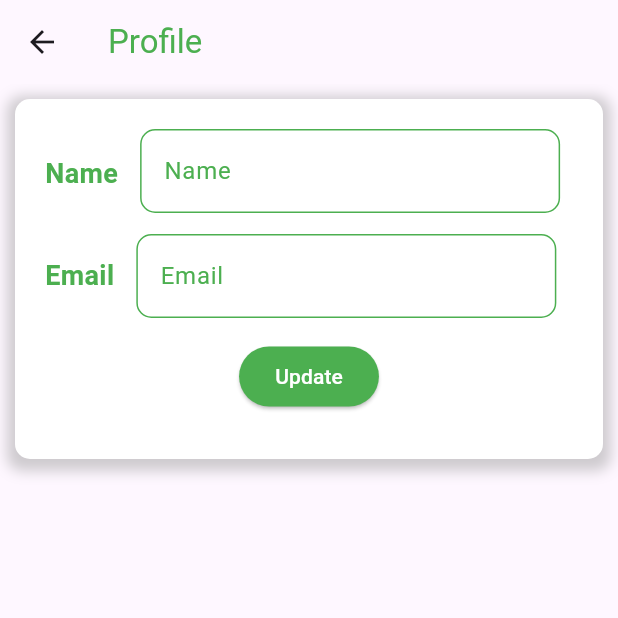
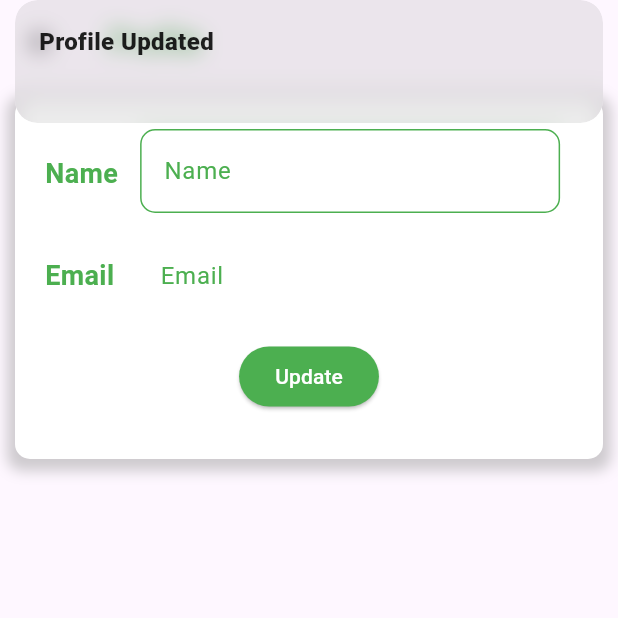
Before and after one commit to Karan9991/ecom, a Flutter app: the ProfileScreen screen opened directly, after a tap on "Update", on a phone screen of 412 x 824 dp, the top half of it. Run offline on Flutter 3.47's test engine with Material 3 defaults, Android fonts, the phone set to English and light mode, and no system bars; our stand-ins replace badges, cached_network_image, carousel_slider, cloud_firestore, firebase_auth, firebase_core and 5 more; accounts and stored records are empty.

Commit message:
favourite controller 1

```diff
--- /dev/null
+++ b/lib/controller/favourite/favourite_controller.dart
@@ -0,0 +1,131 @@
+import 'package:cloud_firestore/cloud_firestore.dart';
+import 'package:ecom/data/fetchData.dart';
+import 'package:firebase_auth/firebase_auth.dart';
+import 'package:flutter/cupertino.dart';
+import 'package:get/get.dart';
+
+class FavouriteController extends GetxController{
+
+  var products = <Map<String, dynamic>>[].obs;
+  var isLoading = false.obs;
+  var productDocumentId = <String>[].obs;
+  User? user = FirebaseAuth.instance.currentUser;
+
+  @override
+  void onInit() {
+    // TODO: implement onInit
+
+    super.onInit();
+
+    debugPrint('on init called');
+
+    load();
+
+  }
+
+  Future<void> load() async{
+    debugPrint('load called');
+
+    // Listen to changes in the Firestore database
+    isLoading.value = true;
+
+    FirebaseFirestore.instance
+        .collection('users').doc(user!.uid).collection('favourites')
+        .snapshots()
+        .listen((snapshot) async {
+      debugPrint('firebase listen');
+      products.clear();
+      productDocumentId.clear();
+
+      await favouriteList();
+
+
+      //isLoading.value = false;
+
+      await printData();
+
+
+    });
+  }
+
+  Future<void> printData() async{
+    debugPrint('printData called');
+
+    debugPrint('Product list ${products.value}');
+    debugPrint('ProductId list ${productDocumentId.value}');
+    debugPrint('isLoading  ${isLoading.value}');
+
+  }
+
+  Future<void> printData2() async{
+    debugPrint('printData2 called');
+
+    debugPrint('Product list ${products.value}');
+    debugPrint('ProductId list ${productDocumentId.value}');
+    debugPrint('isLoading  ${isLoading.value}');
+
+  }
+
+
+  Future<void> favouriteList() async{
+    debugPrint('favouriteList called');
+
+    try{
+     // isLoading.value = true;
+      productDocumentId.value = await FetchData().fetchFavourites();
+
+    final categories = await FirebaseFirestore.instance.collection('categories').get();
+    for(final cat in categories.docs){
+      final prod = await cat.reference.collection('products').get();
+
+
+      for(final productss in prod.docs){
+        if(productDocumentId.value.contains(productss.id))
+          {
+            products.value.add(productss.data());
+          }
+      }
+    }
+
+    }catch(e){
+     // isLoading.value = false;
+      debugPrint('Error favouriteList $e');
+    }finally{
+    //  isLoading.value = false;
+      isLoading.value = false;
+
+    }
+  }
+
+  Future<void> unFavourite(String productId, int index) async{
+    debugPrint('unFavourite called');
+    debugPrint('productId $productId');
+    debugPrint('index $index');
+
+    try{
+      isLoading.value = true;
+
+      if(user != null){
+        final ref  = await FirebaseFirestore.instance.collection('users').doc(user!.uid)
+            .collection('favourites').doc(productId).get();
+        if(ref.exists){
+          await ref.reference.delete();
+          // productDocumentId.value.removeAt(index);
+          printData2();
+          //await favouriteList();
+        }
+      }
+    }catch(e){
+
+      debugPrint(' UnFavourite Error $e');
+    }finally{
+     // isLoading.value = false;
+
+    }
+
+
+  }
+
+
+
+}
--- /dev/null
+++ b/lib/controller/profile/profile_controller.dart
@@ -0,0 +1,47 @@
+import 'package:cloud_firestore/cloud_firestore.dart';
+import 'package:ecom/data/fetchData.dart';
+import 'package:ecom/model/user_model.dart';
+import 'package:firebase_auth/firebase_auth.dart';
+import 'package:flutter/cupertino.dart';
+import 'package:get/get.dart';
+
+class ProfileController extends GetxController{
+
+  var email = ''.obs;
+  var name = ''.obs;
+  var isLoading = false.obs;
+  late TextEditingController nameController ;
+  late TextEditingController emailController ;
+
+
+  @override
+  void onInit() {
+    // TODO: implement onInit
+    load();
+    super.onInit();
+  }
+
+  Future<void> load() async{
+    nameController = TextEditingController();
+    emailController = TextEditingController();
+    isLoading.value = true;
+    List<Users> user = await FetchData().fetchUser();
+    email.value = user[0].email;
+    name.value = user[0].name;
+    nameController.text = name.value;
+    emailController.text = email.value;
+    isLoading.value = false;
+  }
+
+  Future<void> updateUser() async{
+    User? user  = FirebaseAuth.instance.currentUser;
+    if(user != null){
+      final ref = FirebaseFirestore.instance.collection('users').doc(user.uid);
+      await ref.update({
+        'name': nameController.text,
+      });
+      Get.snackbar('Profile Updated', '');
+    }
+
+  }
+}
--- a/lib/screens/home/home_screen.dart
+++ b/lib/screens/home/home_screen.dart
@@ -1,6 +1,7 @@
 import 'package:ecom/controller/home_controller.dart';
 import 'package:ecom/data/fetchData.dart';
 import 'package:ecom/model/product_%20model.dart';
+import 'package:ecom/screens/favourite/favourite_screen.dart';
 import 'package:ecom/screens/home/cart.dart';
 import 'package:ecom/screens/home/home.dart';
 import 'package:ecom/screens/profile/profile_tab.dart';
@@ -139,10 +140,10 @@ class _HomeScreenState extends State<HomeScreen> {
               selected = index;
             });
           },
-          children: const [
+          children:  [
             Home(),
             Center(child: Text('Style')),
-            Center(child: Text('Starr')),
+            Favourite(),
             ProfileTab(),
           ],
         ),
--- a/lib/screens/profile/profile_screen.dart
+++ b/lib/screens/profile/profile_screen.dart
@@ -1,13 +1,20 @@
+import 'package:ecom/controller/profile/profile_controller.dart';
 import 'package:flutter/material.dart';
+import 'package:get/get.dart';
 
 class ProfileScreen extends StatelessWidget {
-  const ProfileScreen({super.key});
+   ProfileScreen({super.key});
+
+  final controller = Get.put(ProfileController());
+  TextEditingController textEditingController = TextEditingController();
 
   @override
   Widget build(BuildContext context) {
     final primaryColor = Theme
         .of(context)
         .primaryColor;
+
+   // controller.isLoading.value ? '' : textEditingController.text = controller.email.value;
     return Scaffold(
       appBar: AppBar(title: Text('Profile',
       style: TextStyle(color: primaryColor),),),
@@ -39,6 +46,7 @@ class ProfileScreen extends StatelessWidget {
              Row(
                mainAxisAlignment: MainAxisAlignment.start,
                children: [
+
                   Text('Name ', style: TextStyle(
                     fontSize: 18,
                     color: primaryColor,
@@ -49,7 +57,27 @@ class ProfileScreen extends StatelessWidget {
                   Container(width: 280,
                     height: 60,
                     child:
-                  TextField(
+                    Obx(() => controller.isLoading.value ? TextField(
+                      controller: controller.nameController,
+                      cursorColor: primaryColor,
+                      decoration: InputDecoration(
+                        label: Text('Name'),
+                        labelStyle: TextStyle(color: primaryColor),
+                        border: OutlineInputBorder(
+                          borderSide: BorderSide.none,
+                          borderRadius: BorderRadius.circular(10),
+                        ),
+                        enabledBorder: OutlineInputBorder(
+                          borderRadius: BorderRadius.circular(10),
+                          borderSide: BorderSide(color: primaryColor),
+                        ),
+                        focusedBorder: OutlineInputBorder(
+                          borderRadius: BorderRadius.circular(10),
+                          borderSide: BorderSide(color: primaryColor),
+                        ),
+                      ),
+                    ) :  TextField(
+                      controller: controller.nameController,
                     cursorColor: primaryColor,
                     decoration: InputDecoration(
                       label: Text('Name'),
@@ -68,6 +96,7 @@ class ProfileScreen extends StatelessWidget {
                       ),
                     ),
                   ),
+                    ),
                       ),
 
                 ],),
@@ -82,7 +111,9 @@ class ProfileScreen extends StatelessWidget {
                   SizedBox(width: 10,),
                   Container(width: 280,
                     child:
-                    TextField(
+                   controller.isLoading.value ? TextField(
+                     enabled: false,
+                     controller: controller.emailController,
                       cursorColor: primaryColor,
                       decoration: InputDecoration(
                         label: Text('Email'),
@@ -100,11 +131,33 @@ class ProfileScreen extends StatelessWidget {
                           borderSide: BorderSide(color: primaryColor),
                         ),
                       ),
-                    ),
+                    ): TextField(
+                     enabled: false,
+                     controller: controller.emailController,
+                     cursorColor: primaryColor,
+                     decoration: InputDecoration(
+                       label: Text('Email'),
+                       labelStyle: TextStyle(color: primaryColor),
+                       border: OutlineInputBorder(
+                         borderSide: BorderSide.none,
+                         borderRadius: BorderRadius.circular(10),
+                       ),
+                       enabledBorder: OutlineInputBorder(
+                         borderRadius: BorderRadius.circular(10),
+                         borderSide: BorderSide(color: primaryColor),
+                       ),
+                       focusedBorder: OutlineInputBorder(
+                         borderRadius: BorderRadius.circular(10),
+                         borderSide: BorderSide(color: primaryColor),
+                       ),
+                     ),
+                   ),
                   ),
                 ],),
               SizedBox(height: 15,),
-              ElevatedButton(onPressed: (){}, child: Text('Update'),
+              ElevatedButton(onPressed: (){
+                controller.updateUser();
+              }, child: Text('Update'),
               style: ElevatedButton.styleFrom(
                 foregroundColor: Colors.white,
                 backgroundColor: primaryColor
```
Also changed, not shown: lib/controller/profile/address_controller.dart (added, +42 -0 lines), lib/controller/profile/profileTab_controller.dart (added, +37 -0 lines), lib/main.dart (+6 -1 lines), lib/screens/favourite/favourite_screen.dart (added, +95 -0 lines), lib/screens/profile/address_screen.dart (+31 -4 lines), lib/screens/profile/profile_tab.dart (+35 -5 lines).
